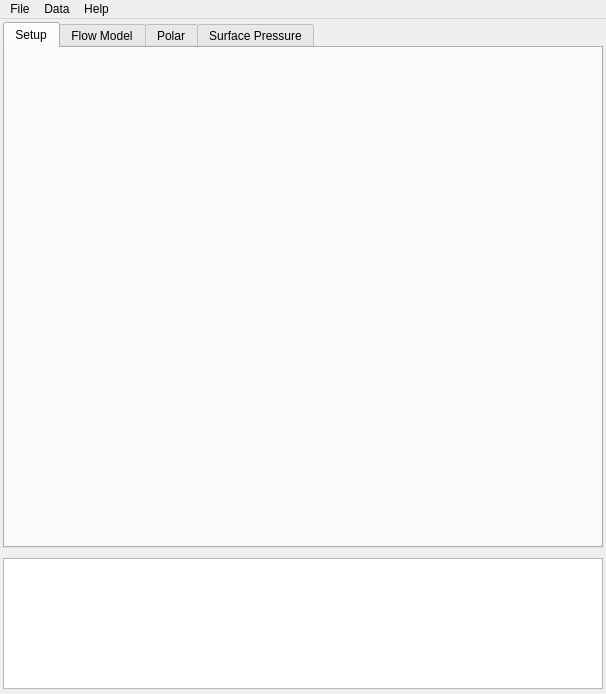
Above: mainwindow.ui from lehnertu/OpenFoil before the change. Below: the same form after it.
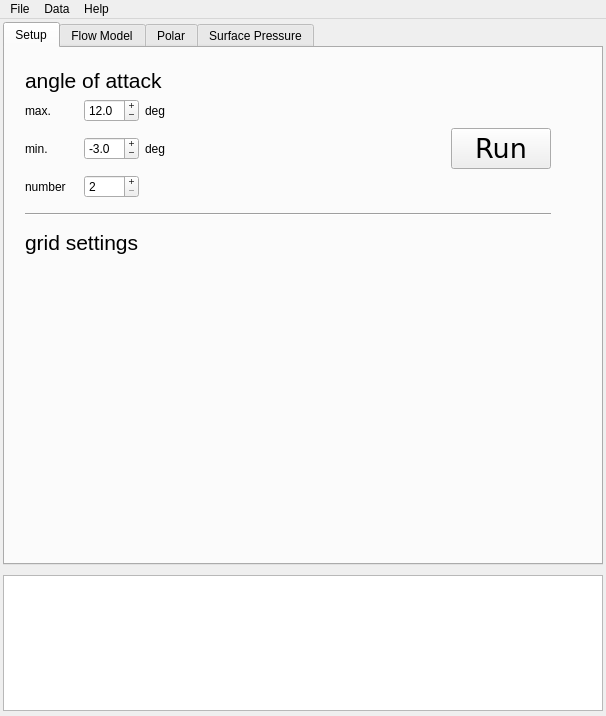
That is the form after the change. The open tabs and pages were chosen to show the change.

```diff
--- a/mainwindow.ui
+++ b/mainwindow.ui
@@ -7,7 +7,7 @@
     <x>0</x>
     <y>0</y>
     <width>606</width>
-    <height>694</height>
+    <height>716</height>
    </rect>
   </property>
   <property name="sizePolicy">
@@ -106,7 +106,7 @@
       </property>
      </widget>
     </item>
-    <item row="1" column="0">
+    <item row="0" column="0">
      <widget class="QTabWidget" name="mainTabWidget">
       <property name="sizePolicy">
        <sizepolicy hsizetype="MinimumExpanding" vsizetype="MinimumExpanding">
@@ -158,6 +158,199 @@
         <property name="sizeConstraint">
          <enum>QLayout::SetNoConstraint</enum>
         </property>
+        <property name="leftMargin">
+         <number>20</number>
+        </property>
+        <property name="topMargin">
+         <number>20</number>
+        </property>
+        <property name="rightMargin">
+         <number>50</number>
+        </property>
+        <property name="bottomMargin">
+         <number>20</number>
+        </property>
+        <item row="1" column="1">
+         <widget class="QDoubleSpinBox" name="maxAOA">
+          <property name="buttonSymbols">
+           <enum>QAbstractSpinBox::PlusMinus</enum>
+          </property>
+          <property name="decimals">
+           <number>1</number>
+          </property>
+          <property name="minimum">
+           <double>-30.000000000000000</double>
+          </property>
+          <property name="maximum">
+           <double>60.000000000000000</double>
+          </property>
+          <property name="value">
+           <double>12.000000000000000</double>
+          </property>
+         </widget>
+        </item>
+        <item row="1" column="0">
+         <widget class="QLabel" name="label_3">
+          <property name="text">
+           <string>max.</string>
+          </property>
+         </widget>
+        </item>
+        <item row="1" column="2">
+         <widget class="QLabel" name="label_11">
+          <property name="text">
+           <string>deg</string>
+          </property>
+         </widget>
+        </item>
+        <item row="0" column="0" colspan="3">
+         <widget class="QLabel" name="label">
+          <property name="font">
+           <font>
+            <pointsize>16</pointsize>
+           </font>
+          </property>
+          <property name="text">
+           <string>angle of attack</string>
+          </property>
+         </widget>
+        </item>
+        <item row="2" column="0">
+         <widget class="QLabel" name="label_2">
+          <property name="text">
+           <string>min.</string>
+          </property>
+         </widget>
+        </item>
+        <item row="4" column="1">
+         <widget class="QSpinBox" name="numAOA">
+          <property name="buttonSymbols">
+           <enum>QAbstractSpinBox::PlusMinus</enum>
+          </property>
+          <property name="minimum">
+           <number>2</number>
+          </property>
+          <property name="value">
+           <number>2</number>
+          </property>
+         </widget>
+        </item>
+        <item row="2" column="4">
+         <widget class="QPushButton" name="pushButton">
+          <property name="minimumSize">
+           <size>
+            <width>100</width>
+            <height>0</height>
+           </size>
+          </property>
+          <property name="font">
+           <font>
+            <family>DejaVu Sans</family>
+            <pointsize>20</pointsize>
+           </font>
+          </property>
+          <property name="text">
+           <string>Run</string>
+          </property>
+         </widget>
+        </item>
+        <item row="2" column="1">
+         <widget class="QDoubleSpinBox" name="minAOA">
+          <property name="buttonSymbols">
+           <enum>QAbstractSpinBox::PlusMinus</enum>
+          </property>
+          <property name="decimals">
+           <number>1</number>
+          </property>
+          <property name="minimum">
+           <double>-30.000000000000000</double>
+          </property>
+          <property name="maximum">
+           <double>60.000000000000000</double>
+          </property>
+          <property name="value">
+           <double>-3.000000000000000</double>
+          </property>
+         </widget>
+        </item>
+        <item row="2" column="3">
+         <spacer name="horizontalSpacer">
+          <property name="orientation">
+           <enum>Qt::Horizontal</enum>
+          </property>
+          <property name="sizeHint" stdset="0">
+           <size>
+            <width>40</width>
+            <height>20</height>
+           </size>
+          </property>
+         </spacer>
+        </item>
+        <item row="4" column="0">
+         <widget class="QLabel" name="label_4">
+          <property name="text">
+           <string>number</string>
+          </property>
+         </widget>
+        </item>
+        <item row="2" column="2">
+         <widget class="QLabel" name="label_5">
+          <property name="text">
+           <string>deg</string>
+          </property>
+         </widget>
+        </item>
+        <item row="6" column="0" colspan="5">
+         <widget class="Line" name="line">
+          <property name="minimumSize">
+           <size>
+            <width>0</width>
+            <height>20</height>
+           </size>
+          </property>
+          <property name="orientation">
+           <enum>Qt::Horizontal</enum>
+          </property>
+         </widget>
+        </item>
+        <item row="8" column="0">
+         <spacer name="verticalSpacer">
+          <property name="orientation">
+           <enum>Qt::Vertical</enum>
+          </property>
+          <property name="sizeHint" stdset="0">
+           <size>
+            <width>20</width>
+            <height>40</height>
+           </size>
+          </property>
+         </spacer>
+        </item>
+        <item row="7" column="0" colspan="2">
+         <widget class="QLabel" name="label_6">
+          <property name="font">
+           <font>
+            <pointsize>16</pointsize>
+           </font>
+          </property>
+          <property name="text">
+           <string>grid settings</string>
+          </property>
+         </widget>
+        </item>
+        <item row="7" column="3" colspan="2">
+         <spacer name="horizontalSpacer_2">
+          <property name="orientation">
+           <enum>Qt::Horizontal</enum>
+          </property>
+          <property name="sizeHint" stdset="0">
+           <size>
+            <width>40</width>
+            <height>20</height>
+           </size>
+          </property>
+         </spacer>
+        </item>
        </layout>
       </widget>
       <widget class="QWidget" name="tabFlow">
```
Left out of the diff: 11 changed lines with no effect on the pictures.
